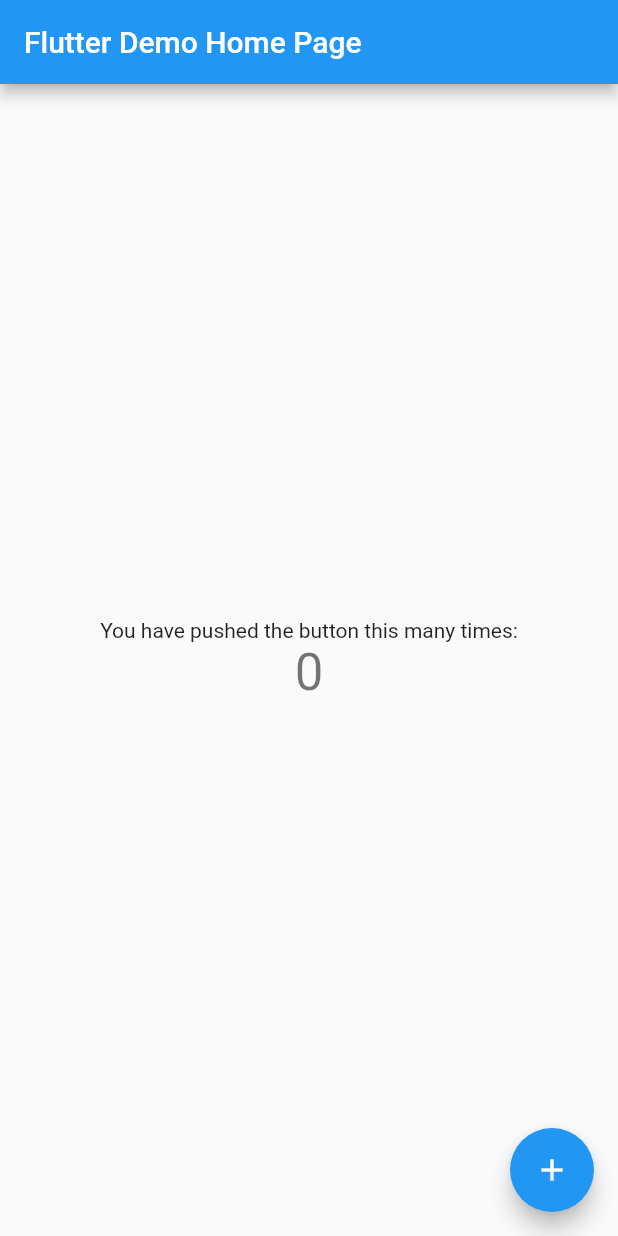
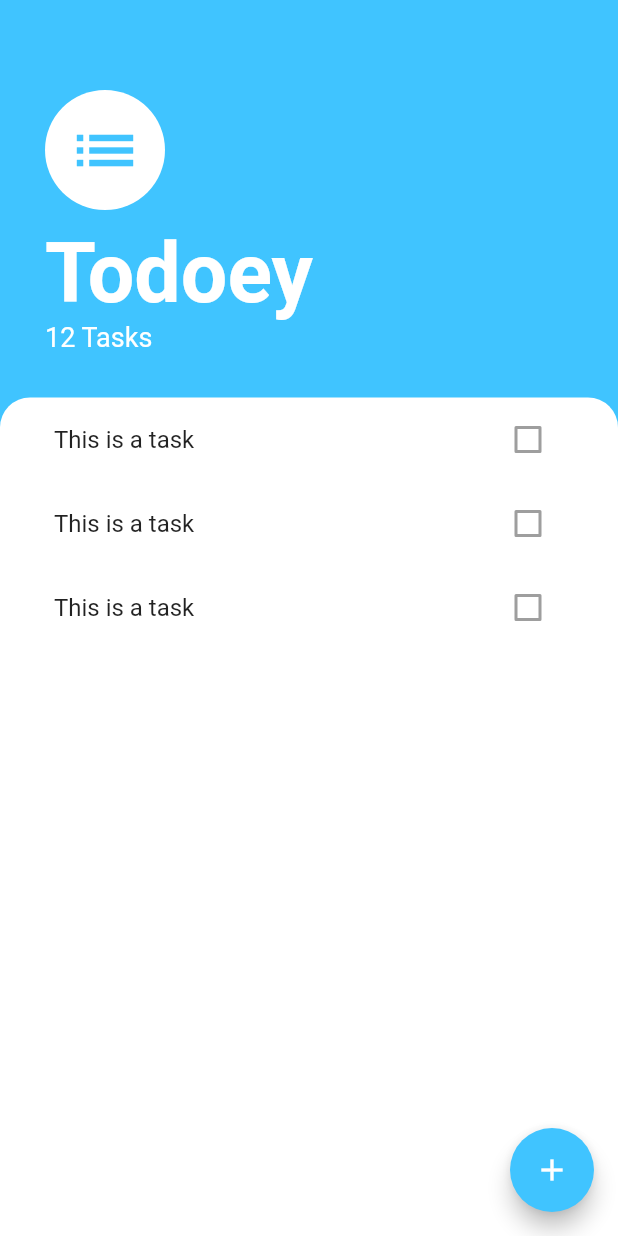
Before and after one commit to ishanjain18/flutterpractice, a Flutter app: the screen it shows after launch, on a phone screen of 412 x 824 dp. Run offline on Flutter 3.47's test engine with Material 2 defaults, Android fonts, the light colour scheme and no system bars; our stand-ins replace animated_text_kit, audioplayers, cloud_firestore, firebase_auth, firebase_core, flutter_spinkit and 5 more; accounts and stored records are empty.

Commit message:
'Front_Page_Completed'

```diff
--- a/todoey_flutter/lib/main.dart
+++ b/todoey_flutter/lib/main.dart
@@ -1,113 +1,15 @@
 import 'package:flutter/material.dart';
+import 'screens/tasks_screen.dart';
 
 void main() {
   runApp(MyApp());
 }
 
 class MyApp extends StatelessWidget {
-  // This widget is the root of your application.
   @override
   Widget build(BuildContext context) {
     return MaterialApp(
-      title: 'Flutter Demo',
-      theme: ThemeData(
-        // This is the theme of your application.
-        //
-        // Try running your application with "flutter run". You'll see the
-        // application has a blue toolbar. Then, without quitting the app, try
-        // changing the primarySwatch below to Colors.green and then invoke
-        // "hot reload" (press "r" in the console where you ran "flutter run",
-        // or simply save your changes to "hot reload" in a Flutter IDE).
-        // Notice that the counter didn't reset back to zero; the application
-        // is not restarted.
-        primarySwatch: Colors.blue,
-      ),
-      home: MyHomePage(title: 'Flutter Demo Home Page'),
+      home: TasksScreen(),
     );
   }
 }
-
-class MyHomePage extends StatefulWidget {
-  MyHomePage({Key? key, required this.title}) : super(key: key);
-
-  // This widget is the home page of your application. It is stateful, meaning
-  // that it has a State object (defined below) that contains fields that affect
-  // how it looks.
-
-  // This class is the configuration for the state. It holds the values (in this
-  // case the title) provided by the parent (in this case the App widget) and
-  // used by the build method of the State. Fields in a Widget subclass are
-  // always marked "final".
-
-  final String title;
-
-  @override
-  _MyHomePageState createState() => _MyHomePageState();
-}
-
-class _MyHomePageState extends State<MyHomePage> {
-  int _counter = 0;
-
-  void _incrementCounter() {
-    setState(() {
-      // This call to setState tells the Flutter framework that something has
-      // changed in this State, which causes it to rerun the build method below
-      // so that the display can reflect the updated values. If we changed
-      // _counter without calling setState(), then the build method would not be
-      // called again, and so nothing would appear to happen.
-      _counter++;
-    });
-  }
-
-  @override
-  Widget build(BuildContext context) {
-    // This method is rerun every time setState is called, for instance as done
-    // by the _incrementCounter method above.
-    //
-    // The Flutter framework has been optimized to make rerunning build methods
-    // fast, so that you can just rebuild anything that needs updating rather
-    // than having to individually change instances of widgets.
-    return Scaffold(
-      appBar: AppBar(
-        // Here we take the value from the MyHomePage object that was created by
-        // the App.build method, and use it to set our appbar title.
-        title: Text(widget.title),
-      ),
-      body: Center(
-        // Center is a layout widget. It takes a single child and positions it
-        // in the middle of the parent.
-        child: Column(
-          // Column is also a layout widget. It takes a list of children and
-          // arranges them vertically. By default, it sizes itself to fit its
-          // children horizontally, and tries to be as tall as its parent.
-          //
-          // Invoke "debug painting" (press "p" in the console, choose the
-          // "Toggle Debug Paint" action from the Flutter Inspector in Android
-          // Studio, or the "Toggle Debug Paint" command in Visual Studio Code)
-          // to see the wireframe for each widget.
-          //
-          // Column has various properties to control how it sizes itself and
-          // how it positions its children. Here we use mainAxisAlignment to
-          // center the children vertically; the main axis here is the vertical
-          // axis because Columns are vertical (the cross axis would be
-          // horizontal).
-          mainAxisAlignment: MainAxisAlignment.center,
-          children: <Widget>[
-            Text(
-              'You have pushed the button this many times:',
-            ),
-            Text(
-              '$_counter',
-              style: Theme.of(context).textTheme.headline4,
-            ),
-          ],
-        ),
-      ),
-      floatingActionButton: FloatingActionButton(
-        onPressed: _incrementCounter,
-        tooltip: 'Increment',
-        child: Icon(Icons.add),
-      ), // This trailing comma makes auto-formatting nicer for build methods.
-    );
-  }
-}
--- /dev/null
+++ b/todoey_flutter/lib/screens/tasks_screen.dart
@@ -0,0 +1,65 @@
+import 'package:flutter/material.dart';
+import 'package:todoey_flutter/widgets/task_list.dart';
+
+class TasksScreen extends StatelessWidget {
+  @override
+  Widget build(BuildContext context) {
+    return Scaffold(
+      backgroundColor: Colors.lightBlueAccent,
+      floatingActionButton: FloatingActionButton(
+        backgroundColor: Colors.lightBlueAccent,
+        child: Icon(Icons.add),
+        onPressed: () {},
+      ),
+      body: Column(
+        crossAxisAlignment: CrossAxisAlignment.start,
+        children: [
+          Container(
+            padding: EdgeInsets.only(
+                top: 60.0, left: 30.0, right: 30.0, bottom: 30.0),
+            child: Column(
+              crossAxisAlignment: CrossAxisAlignment.start,
+              children: [
+                CircleAvatar(
+                  child: Icon(
+                    Icons.list,
+                    size: 50.0,
+                    color: Colors.lightBlueAccent,
+                  ),
+                  backgroundColor: Colors.white,
+                  radius: 40.0,
+                ),
+                SizedBox(
+                  height: 10.0,
+                ),
+                Text(
+                  'Todoey',
+                  style: TextStyle(
+                      fontSize: 55.0,
+                      fontWeight: FontWeight.w700,
+                      color: Colors.white),
+                ),
+                Text(
+                  '12 Tasks',
+                  style: TextStyle(color: Colors.white, fontSize: 18.0),
+                ),
+              ],
+            ),
+          ),
+          Expanded(
+            child: Container(
+              padding: EdgeInsets.symmetric(horizontal: 20.0),
+              child: TaskList(),
+              decoration: BoxDecoration(
+                color: Colors.white,
+                borderRadius: BorderRadius.only(
+                    topLeft: Radius.circular(20.0),
+                    topRight: Radius.circular(20.0)),
+              ),
+            ),
+          )
+        ],
+      ),
+    );
+  }
+}
--- /dev/null
+++ b/todoey_flutter/lib/widgets/task_list.dart
@@ -0,0 +1,11 @@
+import 'package:flutter/material.dart';
+import 'package:todoey_flutter/widgets/task_tile.dart';
+
+class TaskList extends StatelessWidget {
+  @override
+  Widget build(BuildContext context) {
+    return ListView(
+      children: [TaskTile(), TaskTile(), TaskTile()],
+    );
+  }
+}
--- /dev/null
+++ b/todoey_flutter/lib/widgets/task_tile.dart
@@ -0,0 +1,11 @@
+import 'package:flutter/material.dart';
+
+class TaskTile extends StatelessWidget {
+  @override
+  Widget build(BuildContext context) {
+    return ListTile(
+      title: Text('This is a task'),
+      trailing: Checkbox(value: false, onChanged: null),
+    );
+  }
+}
```
